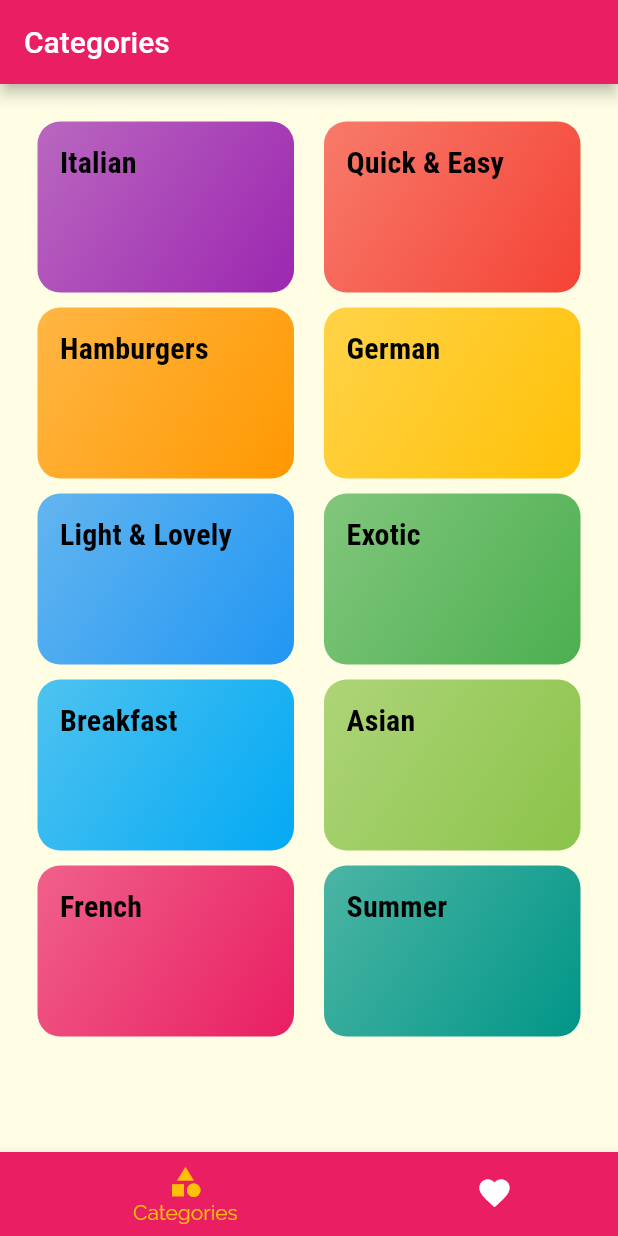
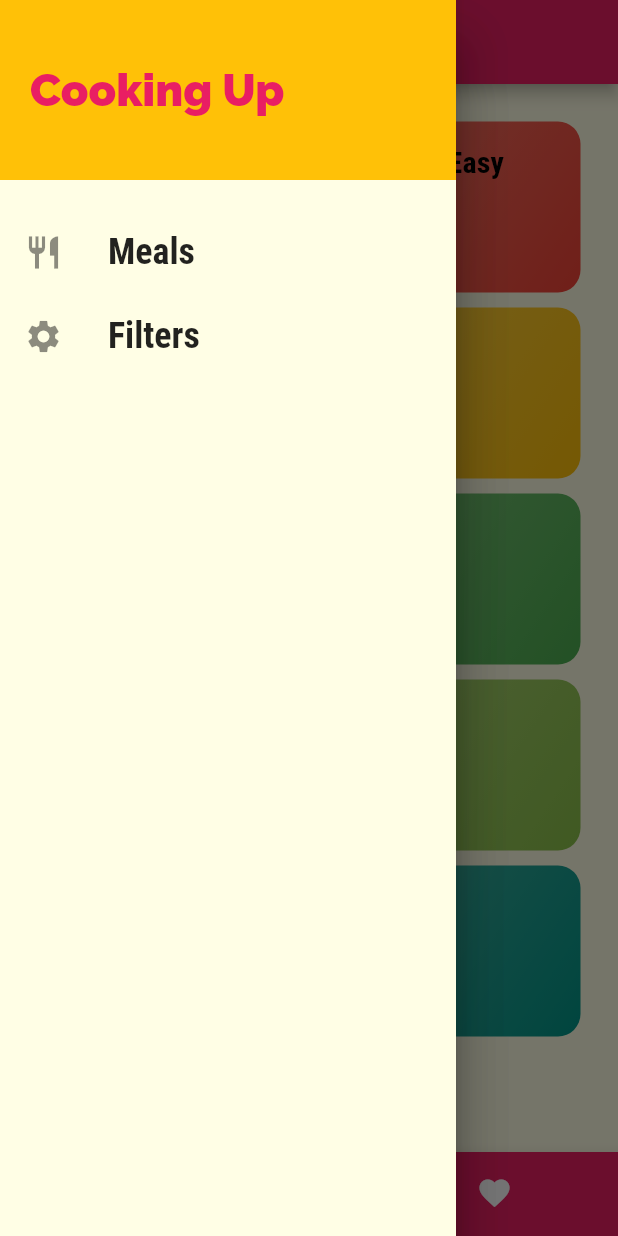
Before and after one commit to iliyasifa/meals_app, a Flutter app: the screen it shows after launch, with the side drawer open (before the commit the screen has no drawer), on a phone screen of 412 x 824 dp. Run offline on Flutter 3.47's test engine with Material 2 defaults, Android fonts, the phone set to English and light mode, and no system bars.

Commit message:
commit on 'master'

```diff
--- a/lib/main.dart
+++ b/lib/main.dart
@@ -1,4 +1,7 @@
 import 'package:flutter/material.dart';
+import './models/meal.dart';
+import './constants/dummy_data.dart';
+import './screens/filter_screen.dart';
 import './screens/tab_screens.dart';
 import './screens/meal_detail_screen.dart';
 import './screens/categories_screen.dart';
@@ -8,8 +11,43 @@ void main() {
   runApp(const MyApp());
 }
 
-class MyApp extends StatelessWidget {
+class MyApp extends StatefulWidget {
   const MyApp({Key? key}) : super(key: key);
+
+  @override
+  State<MyApp> createState() => _MyAppState();
+}
+
+class _MyAppState extends State<MyApp> {
+  Map<String, bool> _filters = {
+    'gluten': false,
+    'lactose': false,
+    'vegetarian': false,
+    'vegan': false,
+  };
+
+  List<Meal> _availableMeals = dummyMeals;
+
+  void _setFilters(Map<String, bool> filterData) {
+    setState(() {
+      _filters = filterData;
+      _availableMeals = dummyMeals.where((meal) {
+        if (_filters['gluten']! && !meal.isGlutenFree) {
+          return false;
+        }
+        if (_filters['lactose']! && !meal.isLactoseFree) {
+          return false;
+        }
+        if (_filters['vegan']! && !meal.isVegan) {
+          return false;
+        }
+        if (_filters['vegetarian']! && !meal.isVegetarian) {
+          return false;
+        }
+        return true;
+      }).toList();
+    });
+  }
 
   @override
   Widget build(BuildContext context) {
@@ -46,8 +84,12 @@ class MyApp extends StatelessWidget {
       initialRoute: '/', //default is '/'
       routes: {
         '/': (ctx) => const TabsScreen(),
-        CategoryMealsScreen.routeName: (context) => const CategoryMealsScreen(),
+        CategoryMealsScreen.routeName: (context) =>
+            CategoryMealsScreen(availableMeals: _availableMeals),
         MealDetailScreen.routeName: (context) => const MealDetailScreen(),
+        FiltersScreen.routeName: (context) => FiltersScreen(
+              saveFilter: _setFilters,
+            ),
       },
 
       onGenerateRoute: (settings) {
--- a/lib/screens/meal_detail_screen.dart
+++ b/lib/screens/meal_detail_screen.dart
@@ -92,6 +92,12 @@ class MealDetailScreen extends StatelessWidget {
           ],
         ),
       ),
+      floatingActionButton: FloatingActionButton(
+        onPressed: () {
+          Navigator.of(context).pop(mealId);
+        },
+        child: const Icon(Icons.delete),
+      ),
     );
   }
 }
--- a/lib/screens/tab_screens.dart
+++ b/lib/screens/tab_screens.dart
@@ -1,4 +1,5 @@
 import 'package:flutter/material.dart';
+import '../widgets/main_drawer.dart';
 import './categories_screen.dart';
 import './favorites_screen.dart';
 
@@ -37,6 +38,9 @@ class _TabsScreenState extends State<TabsScreen> {
           _pages[_selectedPageIndex]['title'] as String,
         ),
       ),
+      drawer: const Drawer(
+        child: MainDrawer(),
+      ),
       body: _pages[_selectedPageIndex]['page'] as Widget,
       bottomNavigationBar: BottomNavigationBar(
         onTap: _selectPage,
@@ -45,15 +49,15 @@ class _TabsScreenState extends State<TabsScreen> {
         selectedItemColor: Theme.of(context).colorScheme.secondary,
         currentIndex: _selectedPageIndex,
         type: BottomNavigationBarType.shifting,
-        items: const [
+        items: [
           BottomNavigationBarItem(
-            backgroundColor: Colors.pink,
-            icon: Icon(Icons.category),
+            backgroundColor: Theme.of(context).colorScheme.primary,
+            icon: const Icon(Icons.category),
             label: 'Categories',
           ),
           BottomNavigationBarItem(
-            backgroundColor: Colors.pink,
-            icon: Icon(Icons.favorite),
+            backgroundColor: Theme.of(context).colorScheme.primary,
+            icon: const Icon(Icons.favorite),
             label: 'favorite',
           ),
         ],
--- /dev/null
+++ b/lib/widgets/main_drawer.dart
@@ -0,0 +1,68 @@
+import 'package:flutter/material.dart';
+import '../screens/filter_screen.dart';
+
+class MainDrawer extends StatelessWidget {
+  Widget buildListTile(String title, IconData icon, Function tapHandler) {
+    return ListTile(
+      leading: Icon(
+        icon,
+        size: 26,
+      ),
+      title: Text(
+        title,
+        style: const TextStyle(
+          fontWeight: FontWeight.bold,
+          fontFamily: 'RobotoCondensed',
+          fontSize: 24,
+        ),
+      ),
+      onTap: () => tapHandler(),
+    );
+  }
+
+  const MainDrawer({Key? key}) : super(key: key);
+
+  @override
+  Widget build(BuildContext context) {
+    return Drawer(
+      child: Column(
+        children: [
+          Container(
+            height: 120,
+            width: double.infinity,
+            padding: const EdgeInsets.all(20),
+            color: Theme.of(context).colorScheme.secondary,
+            alignment: Alignment.centerLeft,
+            child: Text(
+              'Cooking Up',
+              style: TextStyle(
+                fontWeight: FontWeight.w900,
+                fontSize: 30,
+                color: Theme.of(context).colorScheme.primary,
+              ),
+            ),
+          ),
+          const SizedBox(
+            height: 20,
+          ),
+          buildListTile(
+            'Meals',
+            Icons.restaurant,
+            () {
+              Navigator.of(context).pushReplacementNamed('/');
+              // Navigator.pushNamed(context, '/');
+            },
+          ),
+          buildListTile(
+            'Filters',
+            Icons.settings,
+            () {
+              Navigator.of(context)
+                  .pushReplacementNamed(FiltersScreen.routeName);
+            },
+          ),
+        ],
+      ),
+    );
+  }
+}
```
Also changed, not shown: lib/screens/category_meals_screen.dart (+51 -18 lines), lib/screens/filter_screen.dart (added, +104 -0 lines), lib/widgets/meal_item.dart (+10 -2 lines).
